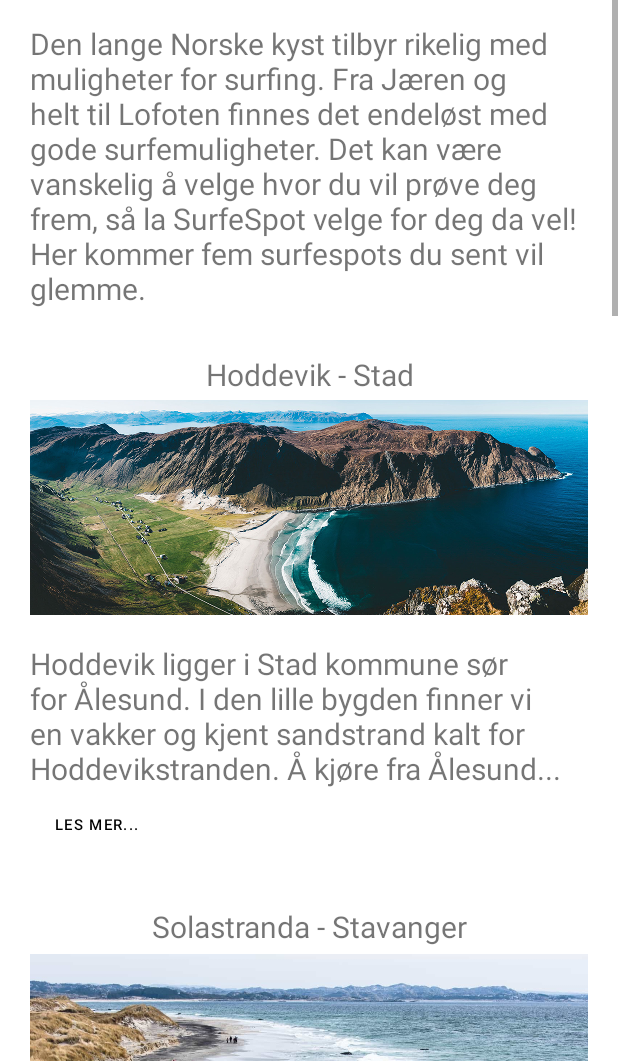
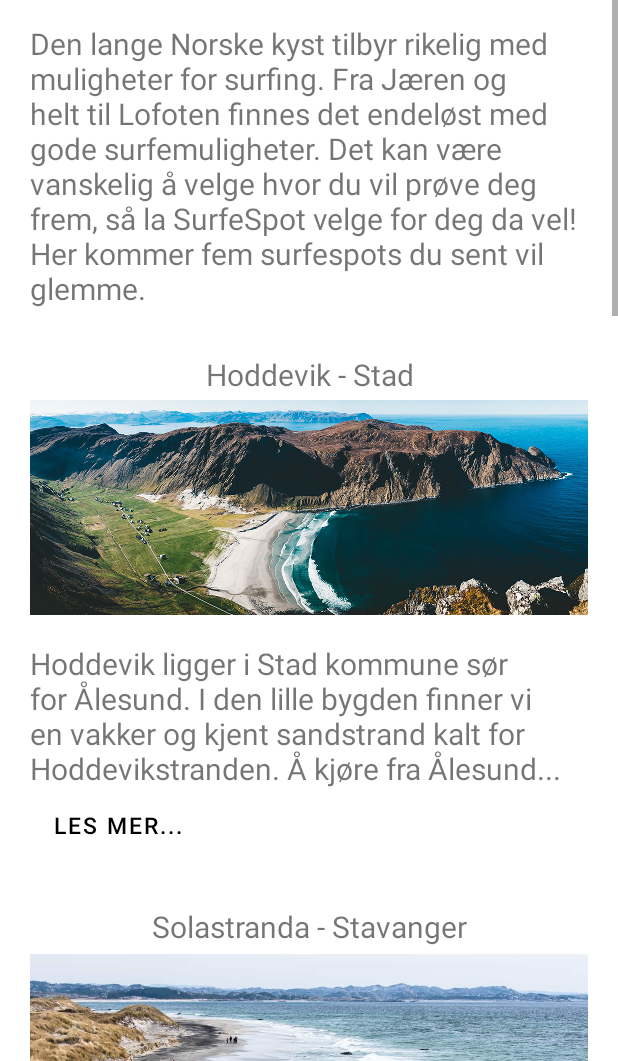
Before and after one commit to In2000Gruppe26/Surfeapp, an Android app: the Top5Activity screen opened directly, with no data from a screen before it, on a phone screen of 412 x 824 dp, the part 175-1236 px from its top. Run offline under Robolectric (Android 15) with nearby library versions, the phone set to English and light mode, and no system bars; Roboto replaces fonts that are not available here.

Commit message:
størrelse

```diff
--- a/app/src/main/res/layout/activity_spot.xml
+++ b/app/src/main/res/layout/activity_spot.xml
@@ -114,7 +114,7 @@
                                 android:layout_width="70dp"
                                 android:layout_height="60dp"
                                 android:layout_marginRight="120dp"
-                                android:src="@drawable/wave_clipart">
+                                android:src="@drawable/bolge_spot">
 
                             </ImageView>
 
@@ -248,7 +248,7 @@
                                 android:layout_height="40dp"
                                 android:layout_marginRight="120dp"
                                 android:layout_marginBottom="10dp"
-                                android:src="@drawable/wind_clipart">
+                                android:src="@drawable/vind_spot">
 
                             </ImageView>
 
@@ -351,7 +351,7 @@
                                 android:layout_marginTop="5dp"
                                 android:layout_marginRight="120dp"
                                 android:layout_marginBottom="15dp"
-                                android:src="@drawable/temp_clipart">
+                                android:src="@drawable/temp_spot">
 
                             </ImageView>
 
--- a/app/src/main/res/layout/activity_top5.xml
+++ b/app/src/main/res/layout/activity_top5.xml
@@ -63,7 +63,7 @@
                     android:background="@color/transparent"
                     android:text="@string/les_mer"
                     android:textColor="@color/black"
-                    android:textSize="10dp" />
+                    android:textSize="15dp" />
             </LinearLayout>
 
             <LinearLayout
@@ -99,7 +99,7 @@
                     android:background="@color/transparent"
                     android:text="Les mer..."
                     android:textColor="@color/black"
-                    android:textSize="10dp" />
+                    android:textSize="15dp" />
             </LinearLayout>
 
             <LinearLayout
@@ -135,7 +135,7 @@
                     android:background="@color/transparent"
                     android:text="Les mer..."
                     android:textColor="@color/black"
-                    android:textSize="10dp" />
+                    android:textSize="15dp" />
             </LinearLayout>
 
             <LinearLayout
@@ -174,7 +174,7 @@
                     android:background="@color/transparent"
                     android:text="Les mer..."
                     android:textColor="@color/black"
-                    android:textSize="10dp" />
+                    android:textSize="15dp" />
             </LinearLayout>
 
             <LinearLayout
@@ -212,7 +212,7 @@
                     android:background="@color/transparent"
                     android:text="Les mer..."
                     android:textColor="@color/black"
-                    android:textSize="10dp" />
+                    android:textSize="15dp" />
             </LinearLayout>
         </LinearLayout>
     </ScrollView>
```
Also changed, not shown: app/build.gradle (+2 -6 lines), app/src/main/java/com/example/surfeapp/SearchResultsActivity.kt (+5 -5 lines), app/src/main/res/drawable-v24/bolge_spot.png (added), app/src/main/res/drawable-v24/temp_spot.png (added), app/src/main/res/drawable-v24/vind_spot.png (added).
